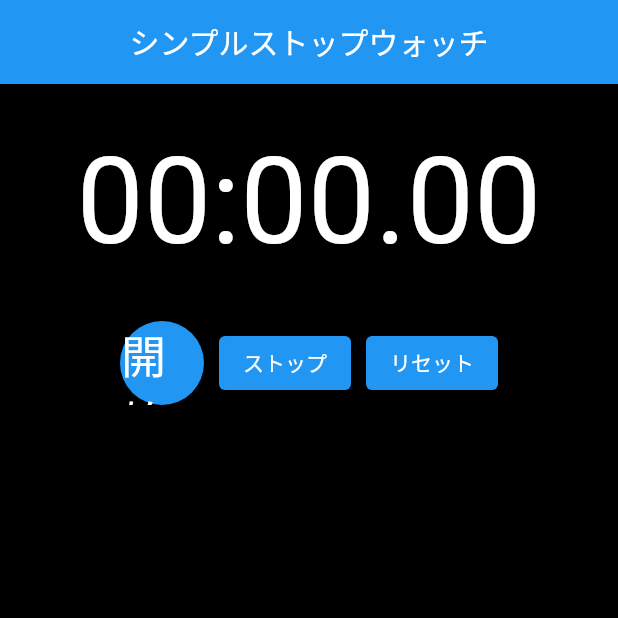
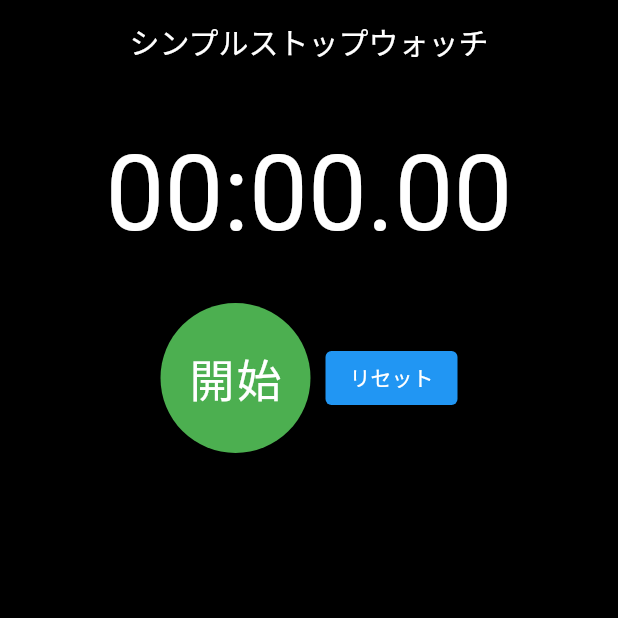
Before and after one commit to matsukawa06/stop_watch, a Flutter app: the screen it shows after launch, on a phone screen of 412 x 824 dp, the top half of it. Run offline on Flutter 3.47's test engine with Material 2 defaults, Android fonts, the phone set to English and light mode, and no system bars.

Commit message:
change button

```diff
--- a/lib/main_page.dart
+++ b/lib/main_page.dart
@@ -35,7 +35,10 @@
       backgroundColor: Colors.black,
       appBar: AppBar(
         centerTitle: true,
+        backgroundColor: Colors.black,
         title: Text('シンプルストップウォッチ'),
+        // ステータスバーをダーク用の表示に変更
+        brightness: Brightness.dark,
       ),
       // 再描画したい箇所だけConsumerで囲む
       body: Center(
@@ -47,7 +50,7 @@
                 model.stopWatchTimeDisplay,
                 //style: Theme.of(context).textTheme.headline2,
                 style: TextStyle(
-                  fontSize: 80,
+                  fontSize: 70,
                   color: Colors.white,
                 ),
               ),
@@ -56,35 +59,23 @@
             Row(
               mainAxisAlignment: MainAxisAlignment.center,
               children: [
-                FloatingActionButton(
+                SizedBox(
+                  width: 100,
+                  height: 100,
+                  child: FloatingActionButton(
+                    backgroundColor: stopWatchModel.isStartPressed ? Colors.green : Colors.red,
                     onPressed: stopWatchModel.isStartPressed
                         ? stopWatchModel.startStopWatch
-                      : null,
+                        : stopWatchModel.stopStopWatch,
                     child: Text(
-                    "開始",
+                      stopWatchModel.isStartPressed ? "開始" : "停止",
                       style: TextStyle(
                         color: Colors.white,
                         fontSize: 30,
                       ),
                     ),
-                  // style: ElevatedButton.styleFrom(
-                  //   shape: const CircleBorder(
-                  //     side: BorderSide(
-                  //       color: Colors.green,
-                  //       width: 5,
-                  //       style: BorderStyle.solid,
-                  //     ),
-                  //   ),
-                  // ),
                   ),
-                SizedBox(
-                  width: 10,
                 ),
-                ElevatedButton(
-                    onPressed: stopWatchModel.isStopPressed
-                        ? stopWatchModel.stopStopWatch //null
-                        : stopWatchModel.stopStopWatch,
-                    child: Text("ストップ")),
                 SizedBox(
                   width: 10,
                 ),
```
Lines whose indentation alone changed are shown as unchanged.
